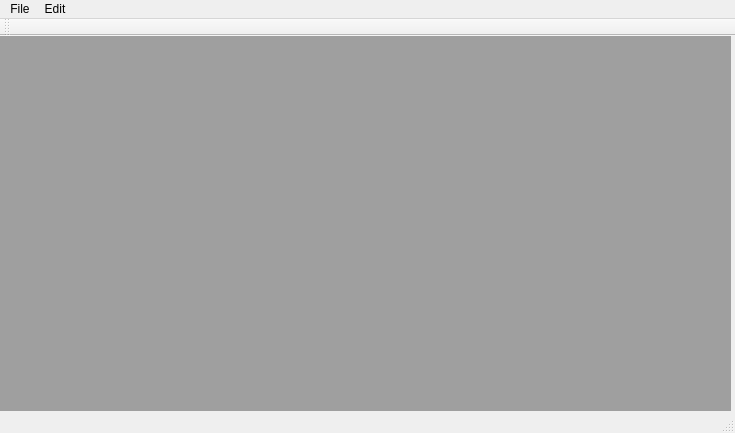
Before: the Qt Designer form Students/mainwindow.ui in migal-drew/Course_C_plus_plus, drawn with Qt 5.
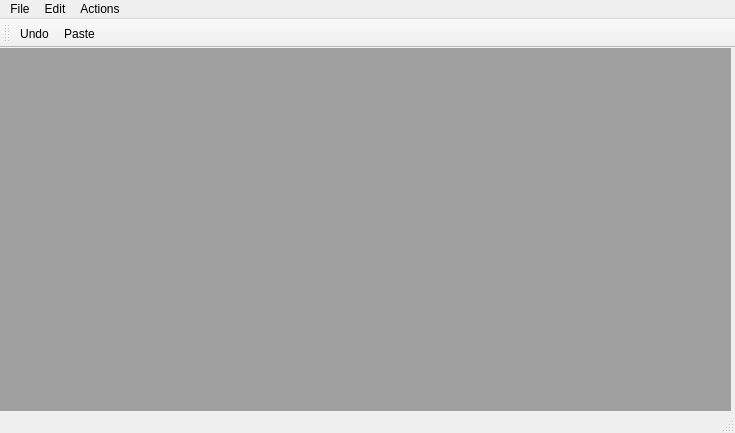
After: the same form once the commit is applied.

What changed in the file:
```diff
--- a/Students/mainwindow.ui
+++ b/Students/mainwindow.ui
@@ -69,8 +69,15 @@
     <addaction name="actionPaste"/>
     <addaction name="actionCut"/>
    </widget>
+   <widget class="QMenu" name="menuActions">
+    <property name="title">
+     <string>Actions</string>
+    </property>
+    <addaction name="actionSearch"/>
+   </widget>
    <addaction name="menuFile"/>
    <addaction name="menuEdit"/>
+   <addaction name="menuActions"/>
   </widget>
   <widget class="QToolBar" name="mainToolBar">
    <attribute name="toolBarArea">
@@ -79,6 +86,8 @@
    <attribute name="toolBarBreak">
     <bool>false</bool>
    </attribute>
+   <addaction name="actionUndo"/>
+   <addaction name="actionPaste"/>
   </widget>
   <widget class="QStatusBar" name="statusBar"/>
   <action name="actionOpen">
```
Left out of the diff: 10 changed lines with no effect on the pictures.
